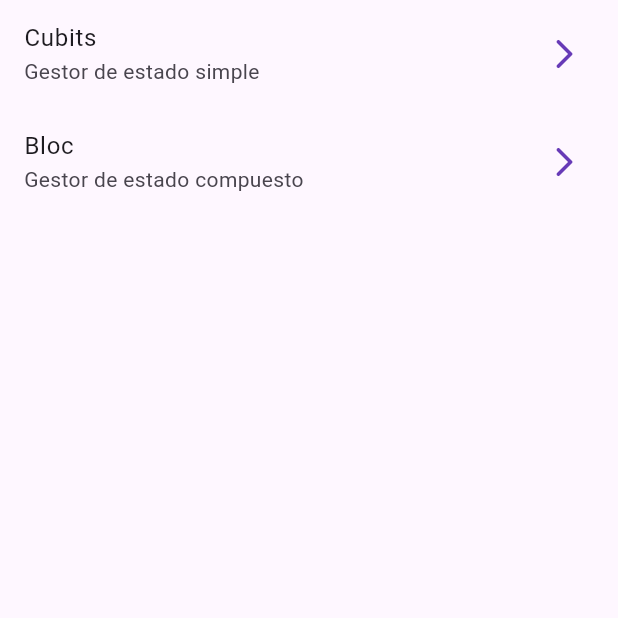
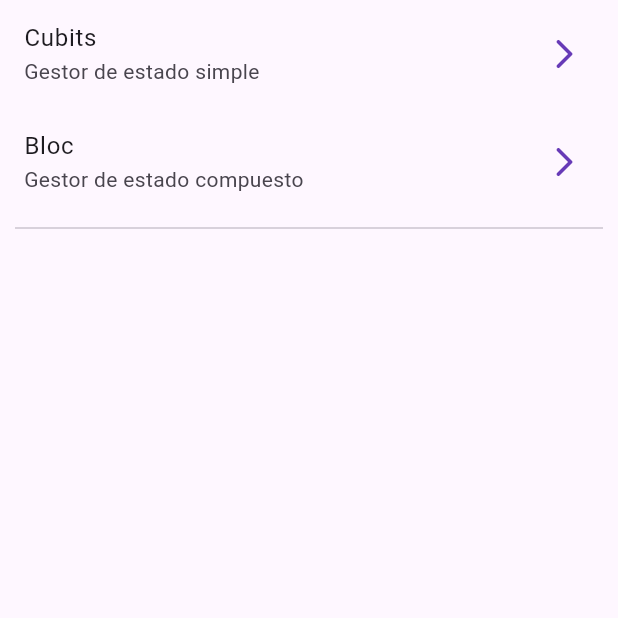
Before and after one commit to isaias-alt/forms_app, a Flutter app: the screen it shows after launch, on a phone screen of 412 x 824 dp, the top half of it. Run offline on Flutter 3.47's test engine with Material 3 defaults, Android fonts, the phone set to English and light mode, and no system bars; our stand-ins replace equatable, flutter_bloc, go_router.

Commit message:
feat(presentation): add divider

```diff
--- a/lib/presentation/screens/home_screen.dart
+++ b/lib/presentation/screens/home_screen.dart
@@ -21,6 +21,10 @@ class HomeScreen extends StatelessWidget {
             trailing: const Icon(Icons.arrow_forward_ios_rounded),
             onTap: () => context.push('/bloc'),
           ),
+          const Padding(
+            padding: EdgeInsets.symmetric(horizontal: 10),
+            child: Divider(),
+          )
         ],
       ),
     );
```
